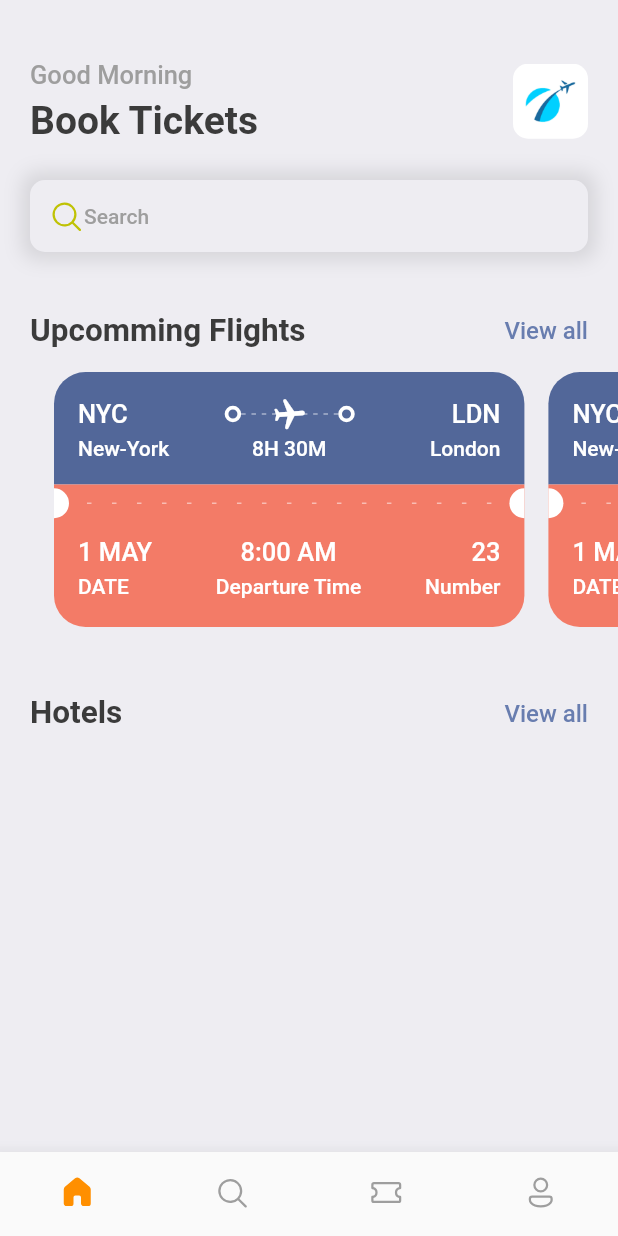
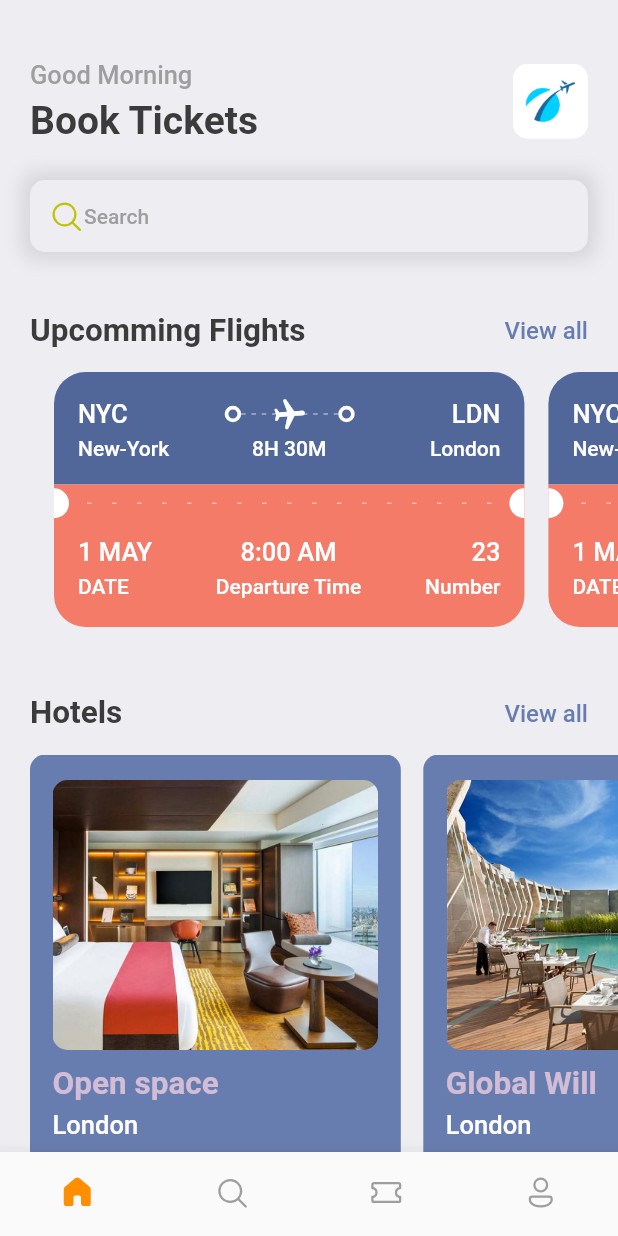
Before and after one commit to VinicioSantos/TicketBookAppFlutterStudyCase, a Flutter app: the screen it shows after launch, on a phone screen of 412 x 824 dp. Run offline on Flutter 3.47's test engine with Material 2 defaults, Android fonts, the phone set to English and light mode, and no system bars; our stand-ins replace fluentui_icons, gap.

Commit message:
hotels component implementation

```diff
--- a/lib/scrrens/home_screen.dart
+++ b/lib/scrrens/home_screen.dart
@@ -2,7 +2,9 @@ import 'package:fluentui_icons/fluentui_icons.dart';
 import 'package:flutter/material.dart';
 import 'package:flutter/src/foundation/key.dart';
 import 'package:flutter/src/widgets/framework.dart';
+import 'package:flutter_application_1/scrrens/hotel_screen.dart';
 import 'package:flutter_application_1/scrrens/ticket_view.dart';
+import 'package:flutter_application_1/utils/app_info_list.dart';
 import 'package:gap/gap.dart';
 
 import '../utils/app_styles.dart';
@@ -110,6 +112,15 @@ class HomeScreen extends StatelessWidget {
                 ],
               ),
             ),
+            const Gap(15),
+            SingleChildScrollView(
+              scrollDirection: Axis.horizontal,
+              padding: const EdgeInsets.only(left: 20),
+              child: Row(
+                  children: hotelList
+                      .map((hotel) => HotelScreen(hotel: hotel))
+                      .toList()),
+            ),
           ],
         ));
   }
--- /dev/null
+++ b/lib/scrrens/hotel_screen.dart
@@ -0,0 +1,62 @@
+// ignore_for_file: public_member_api_docs, sort_constructors_first
+import 'package:flutter/cupertino.dart';
+import 'package:flutter/material.dart';
+import 'package:flutter/src/foundation/key.dart';
+import 'package:flutter/src/widgets/framework.dart';
+import 'package:gap/gap.dart';
+
+import 'package:flutter_application_1/utils/app_layout.dart';
+import 'package:flutter_application_1/utils/app_styles.dart';
+
+class HotelScreen extends StatelessWidget {
+  final Map<String, dynamic> hotel;
+
+  const HotelScreen({
+    Key? key,
+    required this.hotel,
+  }) : super(key: key);
+
+  @override
+  Widget build(BuildContext context) {
+    final size = AppLayout.getSize(context);
+
+    return Container(
+        width: size.width * 0.6,
+        height: 330,
+        padding: const EdgeInsets.symmetric(horizontal: 15, vertical: 17),
+        margin: const EdgeInsets.only(right: 15),
+        decoration: BoxDecoration(
+          color: Styles.primaryColor,
+          borderRadius: BorderRadius.circular(10),
+          boxShadow: [
+            BoxShadow(
+                color: Colors.grey.shade200, blurRadius: 2, spreadRadius: 1)
+          ],
+        ),
+        child: Column(
+          crossAxisAlignment: CrossAxisAlignment.start,
+          children: [
+            Container(
+              height: 180,
+              decoration: BoxDecoration(
+                color: Styles.primaryColor,
+                borderRadius: BorderRadius.circular(10),
+                image: DecorationImage(
+                  fit: BoxFit.fitHeight,
+                  image: AssetImage("assets/images/${hotel['image']}"),
+                ),
+              ),
+            ),
+            const Gap(10),
+            Text("${hotel['place']}",
+                style: Styles.headLineStyle2.copyWith(color: Styles.kakiColor)),
+            const Gap(5),
+            Text("${hotel['destination']}",
+                style: Styles.headLineStyle3.copyWith(color: Colors.white)),
+            const Gap(8),
+            Text("\$${hotel['price']}/night",
+                style: Styles.headLineStyle.copyWith(color: Styles.kakiColor)),
+          ],
+        ));
+  }
+}
--- /dev/null
+++ b/lib/utils/app_info_list.dart
@@ -0,0 +1,20 @@
+List<Map<String, dynamic>> hotelList = [
+  {
+    'image': 'one.png',
+    'place': 'Open space',
+    'destination': 'London',
+    'price': '25',
+  },
+  {
+    'image': 'two.png',
+    'place': 'Global Will',
+    'destination': 'London',
+    'price': '40',
+  },
+  {
+    'image': 'three.png',
+    'place': 'Tallest Building',
+    'destination': 'Dubai',
+    'price': '60',
+  },
+];
--- a/lib/utils/app_styles.dart
+++ b/lib/utils/app_styles.dart
@@ -7,6 +7,7 @@ class Styles {
   static Color textColor = const Color(0xFF3b3b3b);
   static Color bgColor = const Color(0xFFeeedf2);
   static Color orangeColor = const Color(0xFFF37B67);
+  static Color kakiColor = const Color(0xFFD2BDD6);
   static TextStyle textStyle =
       TextStyle(fontSize: 16, color: textColor, fontWeight: FontWeight.w500);
   static TextStyle headLineStyle =
```
